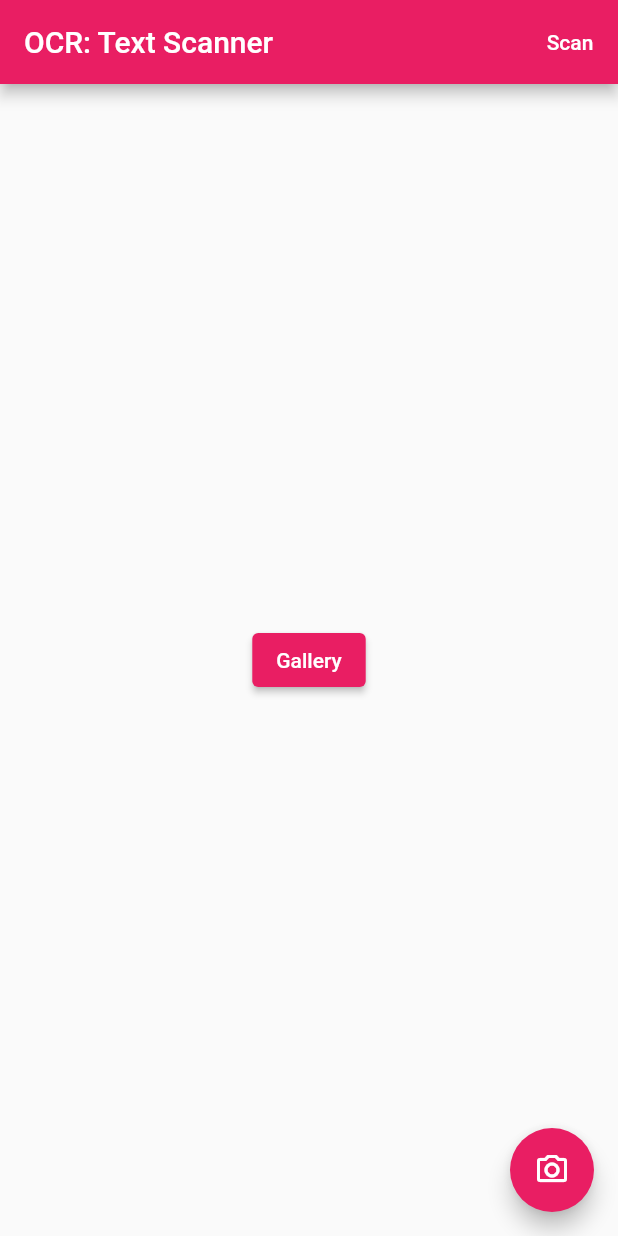
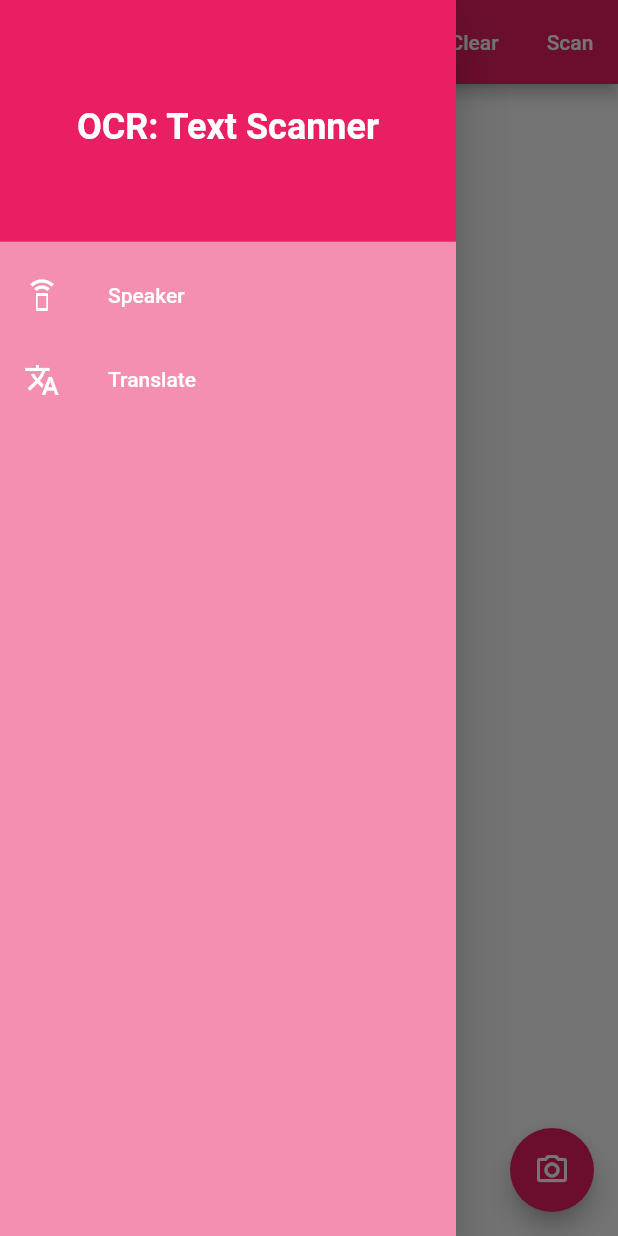
Before and after one commit to reymundvirtus/OCR-text-scanner, a Flutter app: the screen it shows after launch, with the side drawer open (before the commit the screen has no drawer), on a phone screen of 412 x 824 dp. Run offline on Flutter 3.47's test engine with Material 2 defaults, Android fonts, the phone set to English and light mode, and no system bars; our stand-ins replace google_fonts, image_picker; missing offline and left inert: clipboard, google_ml_kit.

Commit message:
make changes in design & add files for feature

```diff
--- a/lib/Details.dart
+++ b/lib/Details.dart
@@ -17,18 +17,39 @@ class _DetailsState extends State<Details> {
   Widget build(BuildContext context) {
     switch(_index) {
       case 0:
-        FlutterClipboard.copy(widget.text).then((value) => ScaffoldMessenger.of(context).showSnackBar(const SnackBar(content: Text('Copied'))));
         break;
 
       case 1:
+
+        break;
+
+      case 2:
+
+        break;
+
+      case 3:
+
         break;
     }
 
     return Scaffold(
       key: key,
       appBar: AppBar(
-        title: const Text("Extract Text"),
+        title: const Text("Extracted Text"),
         backgroundColor: Colors.pink,
+        actions: [
+          IconButton(
+            icon: const Icon(Icons.copy),
+            onPressed: () {
+              FlutterClipboard.copy(widget.text).then((value) => ScaffoldMessenger.of(context).showSnackBar(
+                const SnackBar(
+                  content: Text('Copied'),
+                  behavior: SnackBarBehavior.floating,
+              )));
+            },
+            tooltip: 'Copy',
+          ),
+        ],
       ),
       body: Container(
         padding: const EdgeInsets.all(8),
@@ -48,24 +69,28 @@ class _DetailsState extends State<Details> {
       onTap: (int index) => setState(() => _index = index),
       items: const [
         BottomNavigationBarItem(
-          icon: Icon(Icons.copy),
-          label: 'Copy',
+          icon: Icon(Icons.description),
+          label: 'Details',
           backgroundColor: Colors.pink,
+          tooltip: 'Details',
         ),
         BottomNavigationBarItem(
           icon: Icon(Icons.translate),
           label: 'Translate',
           backgroundColor: Colors.pink,
+          tooltip: 'Translate',
         ),
         BottomNavigationBarItem(
-          icon: Icon(Icons.voicemail),
-          label: 'Voice',
+          icon: Icon(Icons.speaker_phone),
+          label: 'Speaker',
           backgroundColor: Colors.pink,
+          tooltip: 'Speaker',
         ),
         BottomNavigationBarItem(
           icon: Icon(Icons.settings),
           label: 'Settings',
           backgroundColor: Colors.pink,
+          tooltip: 'Settings',
         ),
       ],
       selectedItemColor: Colors.yellowAccent,
--- a/lib/Drawer.dart
+++ b/lib/Drawer.dart
@@ -0,0 +1,79 @@
+import 'package:flutter/material.dart';
+import 'Speech.dart';
+import 'Translate.dart';
+
+class DrawerSelect extends StatefulWidget {
+  const DrawerSelect({Key? key}) : super(key: key);
+
+  @override
+  State<DrawerSelect> createState() => _DrawerSelectState();
+}
+
+class _DrawerSelectState extends State<DrawerSelect> {
+  @override
+  Widget build(BuildContext context) {
+    return Drawer(
+      child: Container(
+        color: Colors.pink[200],
+        child: ListView(
+          padding: EdgeInsets.zero,
+          children: [
+            const DrawerHeader(
+              decoration: BoxDecoration(
+                color: Colors.pink,
+              ),
+              child: Center(
+                child: Text(
+                  'OCR: Text Scanner',
+                  style: TextStyle(
+                    color: Colors.white,
+                    fontSize: 24,
+                    fontWeight: FontWeight.bold,
+                  ),
+                ),
+              ),
+            ),
+            ListTile(
+              leading: const Icon(
+                Icons.speaker_phone,
+                color: Colors.white,
+              ),
+              title: const Text(
+                "Speaker",
+                style: TextStyle(
+                  color: Colors.white,
+                ),
+              ),
+              onTap: () {
+                Navigator.push(
+                  context,
+                  MaterialPageRoute(builder: (context) => const Speech()),
+                );
+              },
+              hoverColor: Colors.grey,
+            ),
+            ListTile(
+              leading: const Icon(
+                Icons.translate,
+                color: Colors.white,
+              ),
+              title: const Text(
+                "Translate",
+                style: TextStyle(
+                  color: Colors.white,
+                ),
+              ),
+              onTap: () {
+                Navigator.push(
+                  context,
+                  MaterialPageRoute(builder: (context) => const Translate()),
+                );
+              },
+              hoverColor: Colors.grey,
+            ),
+          ],
+        ),
+      ),
+    );
+  }
+}
--- a/lib/Home.dart
+++ b/lib/Home.dart
@@ -2,6 +2,7 @@ import 'dart:io';
 import 'package:flutter/material.dart';
 import 'package:google_ml_kit/google_ml_kit.dart';
 import 'package:image_picker/image_picker.dart';
+import 'package:ocr_text_scanner/Drawer.dart';
 import 'Details.dart';
 
 class Home extends StatefulWidget {
@@ -16,17 +17,33 @@ class _HomeState extends State<Home> {
   String finalText = '';
   bool isLoaded = false;
   late File finalImagePath;
-  // PickedFile _image;
 
   @override
   Widget build(BuildContext context) {
     return Scaffold(
+      drawer: const DrawerSelect(),
       appBar: AppBar(
         title: const Text('OCR: Text Scanner'),
         backgroundColor: Colors.pink,
         actions: [
           TextButton(
-            onPressed: () => scanText(imagePath),
+            onPressed: () => clearImage(),
+            child: const Text(
+              'Clear',
+              style: TextStyle(
+                color: Colors.white,
+              ),
+            ),
+          ),
+          TextButton(
+          onPressed: () {
+            clearText();
+            isLoaded ? scanText(imagePath) : ScaffoldMessenger.of(context).showSnackBar(
+              const SnackBar(
+                content: Text('No Image Selected'),
+                behavior: SnackBarBehavior.floating,
+              ));
+            },
             child: const Text(
               'Scan',
               style: TextStyle(
@@ -46,7 +63,7 @@ class _HomeState extends State<Home> {
         child: isLoaded ? Image.file(finalImagePath, fit: BoxFit.fill)
             : Center(child: ElevatedButton(
               onPressed: () => getImage(),
-              child: const Text('Gallery'),
+              child: const Text('Gallery', style: TextStyle(fontSize: 20)),
               style: ElevatedButton.styleFrom(
                 primary: Colors.pink,
               ),
@@ -55,6 +72,7 @@ class _HomeState extends State<Home> {
     );
   }
 
+  // scan text from image
   Future scanText(String path) async {
     buildShowDialog(context);
 
@@ -109,6 +127,22 @@ class _HomeState extends State<Home> {
     scanText(imagePath);
   }
 
+  // clear image
+  void clearImage() {
+    setState(() {
+      finalText = '';
+      imagePath = '';
+      isLoaded = false;
+    });
+  }
+
+  // clear text
+  void clearText() {
+    setState(() {
+      finalText = '';
+    });
+  }
+
   // loading
   buildShowDialog(BuildContext context) {
     return showDialog(
--- /dev/null
+++ b/lib/Translate.dart
@@ -0,0 +1,19 @@
+import 'package:flutter/material.dart';
+
+class Translate extends StatefulWidget {
+  const Translate({ Key? key }) : super(key: key);
+
+  @override
+  State<Translate> createState() => _TranslateState();
+}
+
+class _TranslateState extends State<Translate> {
+  @override
+  Widget build(BuildContext context) {
+    return Scaffold(
+      appBar: AppBar(
+        title: const Text('Translate'),
+      ),
+    );
+  }
+}
```
Also changed, not shown: lib/Speech.dart (added, +19 -0 lines).
